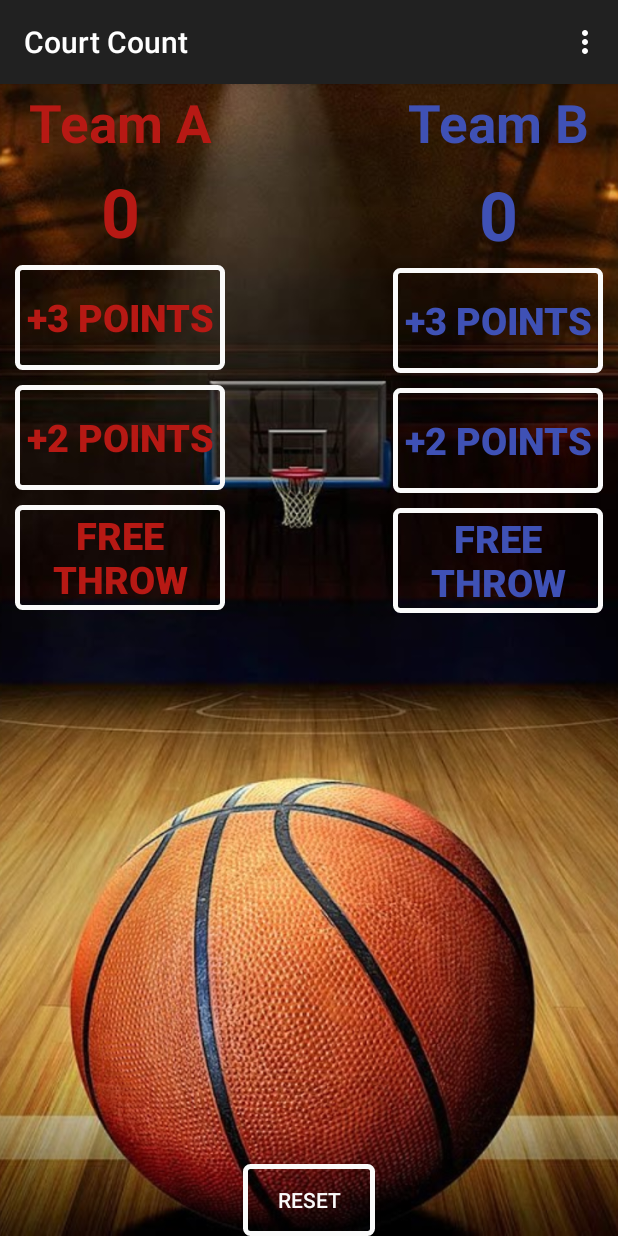
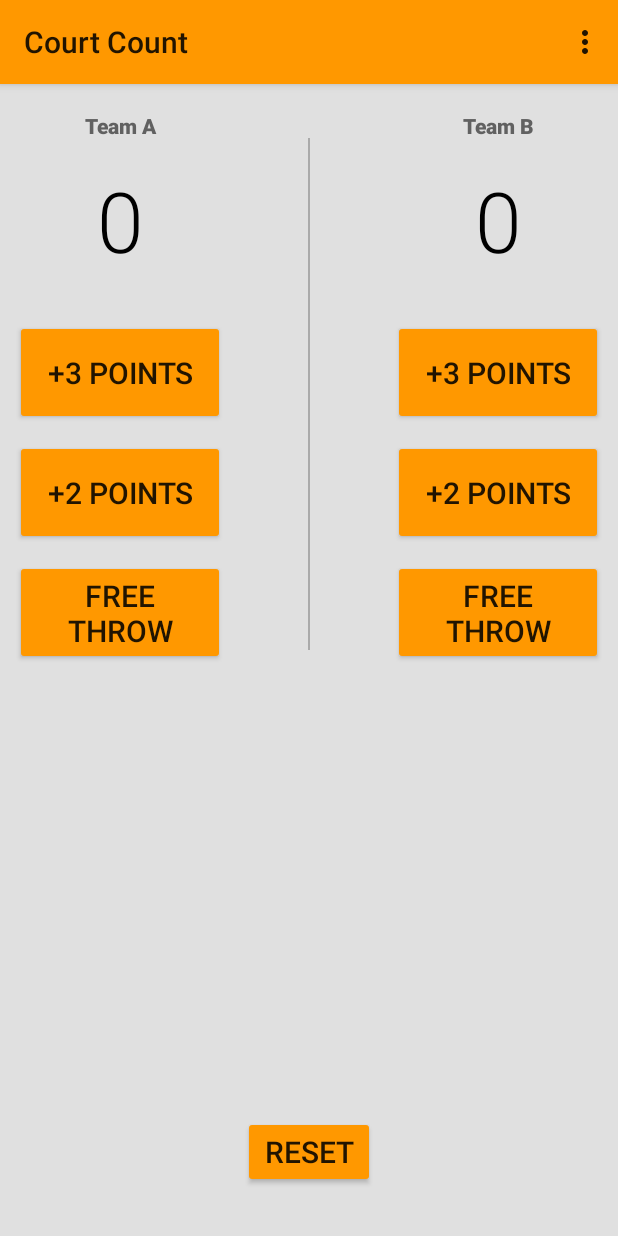
Before and after one commit to 1985michel/android-courtcount, an Android app: the screen it shows after launch (MainActivity), on a phone screen of 412 x 824 dp. Run offline under Robolectric (Android 15) with nearby library versions, the phone set to English and light mode, and no system bars.

Commit message:
Add another layout

```diff
--- a/app/src/main/res/layout/activity_main.xml
+++ b/app/src/main/res/layout/activity_main.xml
@@ -2,21 +2,19 @@
     xmlns:tools="http://schemas.android.com/tools"
     android:layout_width="match_parent"
     android:layout_height="match_parent"
+    android:background="#E0E0E0"
 
 
     tools:context=".MainActivity">
 
-    <ImageView
-        android:layout_width="match_parent"
-        android:layout_height="match_parent"
-        android:src="@drawable/backwallpaper"
-        android:scaleType="centerCrop"/>
+
 
     <LinearLayout
         android:layout_width="match_parent"
         android:layout_height="wrap_content"
         android:layout_weight="1"
-        android:orientation="horizontal">
+        android:orientation="horizontal"
+        android:layout_marginTop="16dp">
 
 
         <LinearLayout
@@ -34,8 +32,9 @@
                 android:gravity="center_horizontal"
                 android:paddingTop="2dp"
                 android:textStyle="bold"
-                android:textSize="35sp"
-                android:textColor="#b71914"
+                android:textSize="14sp"
+                android:textColor="#616161"
+                android:fontFamily="sans-serif-medium"
                 android:text="Team A"
 
                 />
@@ -45,14 +44,15 @@
                 android:layout_width="140dp"
                 android:layout_height="match_parent"
                 android:layout_marginLeft="10dp"
-                android:layout_marginTop="5dp"
+                android:layout_marginTop="16dp"
                 android:layout_marginBottom="5dp"
 
                 android:gravity="center_horizontal"
 
-                android:textStyle="bold"
-                android:textSize="45sp"
-                android:textColor="#b71914"
+
+                android:textSize="56sp"
+                android:textColor="#000000"
+                android:fontFamily="sans-serif-light"
                 android:text="0"
                 />
 
@@ -61,15 +61,16 @@
                 android:layout_height="70dp"
                 android:layout_marginBottom="10dp"
                 android:layout_marginLeft="10dp"
+                android:layout_marginTop="24dp"
 
                 android:onClick="add3PointsTeamA"
                 android:text="+3 POINTS"
 
-                android:textStyle="bold"
-                android:textSize="25sp"
-                android:textColor="#b71914"
 
-                android:background="@drawable/buttons_teama"
+                android:textSize="20sp"
+
+
+
 
                 />
 
@@ -82,12 +83,11 @@
                 android:onClick="add2PointsTeamA"
                 android:text="+2 POINTS"
 
-                android:textStyle="bold"
-                android:textSize="25sp"
-                android:textColor="#b71914"
+
+                android:textSize="20sp"
 
 
-                android:background="@drawable/buttons_teama"/>
+                />
 
             <Button
                 android:layout_width="140dp"
@@ -97,14 +97,20 @@
                 android:onClick="add1PointTeamA"
                 android:text="FREE THROW"
 
-                android:textStyle="bold"
-                android:textSize="25sp"
-                android:textColor="#b71914"
+                android:textSize="20sp"
 
-                android:background="@drawable/buttons_teama"/>
+
+                />
 
 
         </LinearLayout>
+
+        <View
+            android:layout_width="1dp"
+            android:layout_height="match_parent"
+            android:background="@android:color/darker_gray"
+            android:layout_marginTop="20dp"
+            android:layout_marginBottom="20dp"/>
 
         <LinearLayout
             android:layout_width="fill_parent"
@@ -120,11 +126,9 @@
                 android:gravity="center_horizontal"
                 android:paddingTop="2dp"
                 android:textStyle="bold"
-                android:textSize="35sp"
-
-
-
-                android:textColor="#3F51B5"
+                android:textSize="14sp"
+                android:textColor="#616161"
+                android:fontFamily="sans-serif-medium"
                 android:text="Team B"
 
                 />
@@ -138,14 +142,17 @@
                 android:layout_marginRight="10dp"
                 android:layout_gravity="right"
                 android:gravity="center_horizontal"
-                android:paddingTop="2dp"
-                android:textStyle="bold"
-                android:textSize="45sp"
 
-                android:layout_marginTop="5dp"
+
+                android:textSize="56sp"
+                android:textColor="#000000"
+                android:fontFamily="sans-serif-light"
+
+
                 android:layout_marginBottom="5dp"
+                android:layout_marginTop="16dp"
 
-                android:textColor="#3F51B5"
+
                 android:text="0" />
 
             <Button
@@ -153,12 +160,11 @@
                 android:layout_height="70dp"
                 android:layout_marginBottom="10dp"
                 android:layout_marginRight="10dp"
+                android:layout_marginTop="24dp"
                 android:layout_gravity="right"
-                android:textStyle="bold"
-                android:textSize="25sp"
-                android:textColor="#3F51B5"
+                android:textSize="20sp"
 
-                android:background="@drawable/buttons_teama"
+
                 android:onClick="add3PointsTeamB"
                 android:text="+3 POINTS"
 
@@ -170,11 +176,9 @@
                 android:layout_marginBottom="10dp"
                 android:layout_marginRight="10dp"
                 android:layout_gravity="right"
-                android:background="@drawable/buttons_teama"
 
-                android:textStyle="bold"
-                android:textSize="25sp"
-                android:textColor="#3F51B5"
+
+                android:textSize="20sp"
 
                 android:onClick="add2PointsTeamB"
                 android:text="+2 POINTS" />
@@ -185,10 +189,8 @@
                 android:layout_marginBottom="10dp"
                 android:layout_marginRight="10dp"
                 android:layout_gravity="right"
-                android:background="@drawable/buttons_teama"
-                android:textStyle="bold"
-                android:textSize="25sp"
-                android:textColor="#3F51B5"
+
+                android:textSize="20sp"
 
 
 
@@ -206,8 +208,8 @@
         android:text="Reset"
         android:layout_alignParentBottom="true"
         android:layout_centerHorizontal="true"
-        android:background="@drawable/buttons_teama"
-        android:textColor="#FAFAFA"
+        android:textSize="20sp"
+        android:layout_marginBottom="32dp"
 
         android:onClick="resetMethod"/>
 
--- a/app/src/main/res/values/styles.xml
+++ b/app/src/main/res/values/styles.xml
@@ -1,8 +1,9 @@
 <resources>
-
     <!-- Base application theme. -->
-    <style name="AppTheme" parent="Theme.AppCompat.Light.DarkActionBar">
-        <!-- Customize your theme here. -->
+    <style name="AppTheme" parent="Theme.AppCompat.Light">
+        <!-- Primary theme color of the app (sets background color of app bar) -->
+        <item name="colorPrimary">#FF9800</item>
+        <!-- Background color of buttons in the app -->
+        <item name="colorButtonNormal">#FF9800</item>
     </style>
-
 </resources>
```
